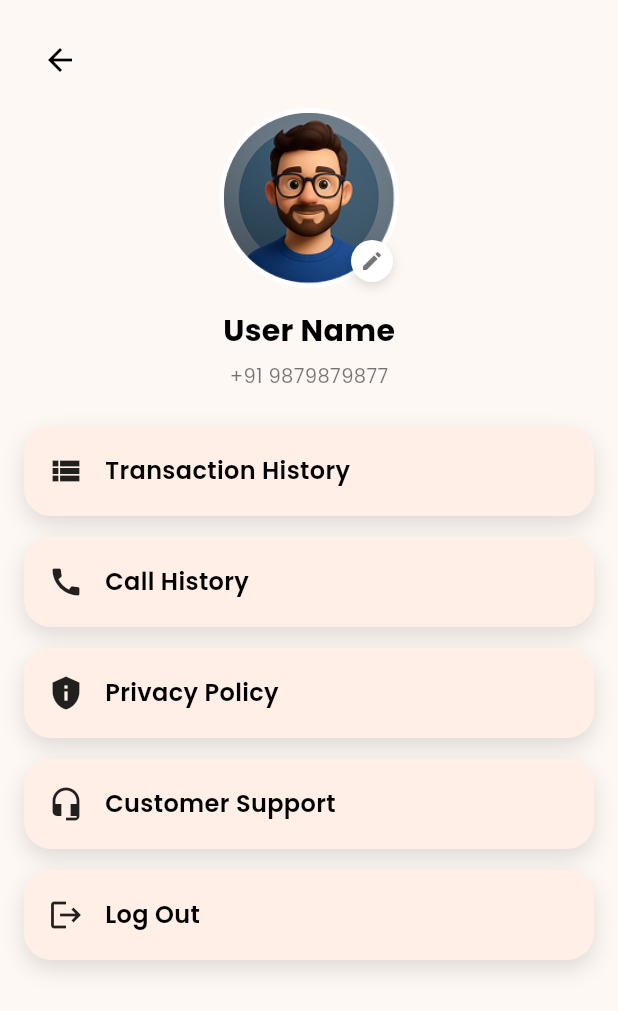
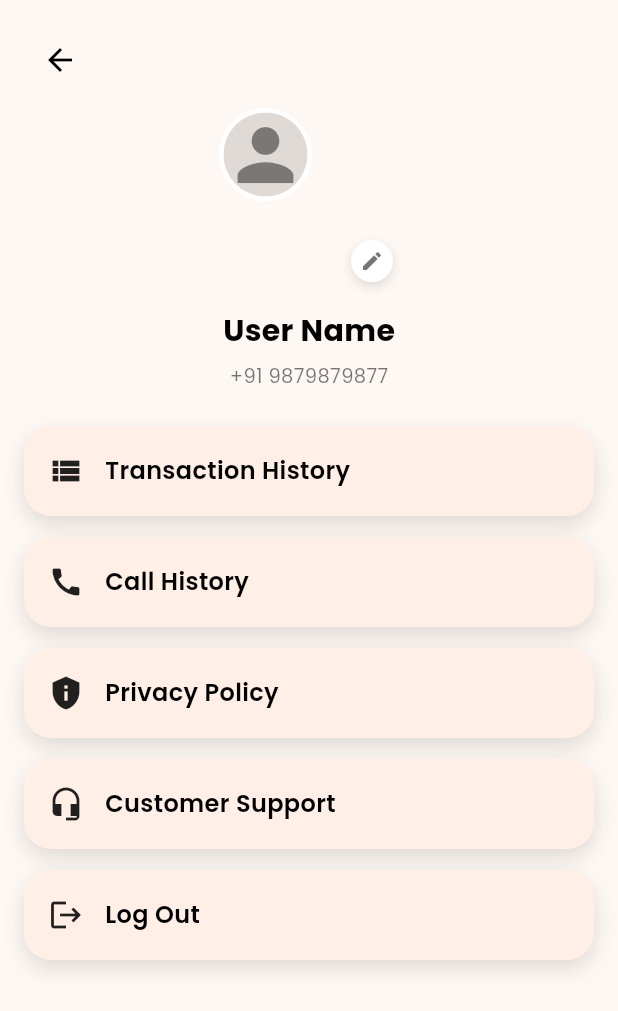
Before and after one commit to TechnovaTech/yaari-next-app, a Flutter app: the ProfileScreen screen opened by its route, on a phone screen of 412 x 824 dp. Shown: the top 1011 px of the screen. Run offline on Flutter 3.47's test engine with Material 3 defaults, Android fonts, the phone set to English and light mode, and no system bars; our stand-ins replace google_fonts, image_picker, permission_handler, pinput, shared_preferences, socket_io_client and 1 more; missing offline and left inert: agora_rtc_engine, agora_rtm, dart:js, dart:js_util, razorpay_flutter; accounts and stored records are empty; project files that could hold a hidden picture were left out.

Commit message:
profile image samsung

```diff
--- a/app_deting 2/lib/screens/profile_screen.dart
+++ b/app_deting 2/lib/screens/profile_screen.dart
@@ -150,15 +150,9 @@ class _ProfileScreenState extends State<ProfileScreen> {
                                   );
                                 },
                               )
-                            : Image.asset(
-                                'assets/images/Avtar.png',
-                                fit: BoxFit.cover,
-                                errorBuilder: (context, error, stackTrace) {
-                                  return Container(
-                                    color: Colors.black12,
-                                    child: const Icon(Icons.person, size: 56, color: Colors.black45),
-                                  );
-                                },
+                            : Container(
+                                color: Colors.black12,
+                                child: const Icon(Icons.person, size: 56, color: Colors.black45),
                               ),
                       ),
                     ),
```
